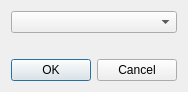
First picture: the form in src/spriteeditwindow.ui, repository devinacker/kale, before the edit.
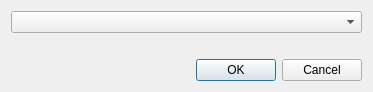
Second picture: the form after the edit. Icons and pictures are not drawn.

Commit message: adjust sprite edit window sizing

```diff
--- a/src/spriteeditwindow.ui
+++ b/src/spriteeditwindow.ui
@@ -6,16 +6,28 @@
    <rect>
     <x>0</x>
     <y>0</y>
-    <width>215</width>
+    <width>369</width>
     <height>86</height>
    </rect>
   </property>
   <property name="sizePolicy">
-   <sizepolicy hsizetype="MinimumExpanding" vsizetype="Fixed">
+   <sizepolicy hsizetype="Fixed" vsizetype="Preferred">
     <horstretch>0</horstretch>
     <verstretch>0</verstretch>
    </sizepolicy>
   </property>
+  <property name="minimumSize">
+   <size>
+    <width>0</width>
+    <height>0</height>
+   </size>
+  </property>
+  <property name="maximumSize">
+   <size>
+    <width>16777215</width>
+    <height>16777215</height>
+   </size>
+  </property>
   <property name="windowTitle">
    <string>Edit Sprite</string>
   </property>
@@ -38,16 +50,41 @@
     </widget>
    </item>
    <item row="0" column="0">
-    <widget class="QComboBox" name="comboBox"/>
+    <widget class="QComboBox" name="comboBox">
+     <property name="minimumSize">
+      <size>
+       <width>351</width>
+       <height>0</height>
+      </size>
+     </property>
+     <property name="maximumSize">
+      <size>
+       <width>16777215</width>
+       <height>16777215</height>
+      </size>
+     </property>
+    </widget>
    </item>
    <item row="1" column="0">
     <widget class="QLabel" name="label">
      <property name="sizePolicy">
-      <sizepolicy hsizetype="Preferred" vsizetype="MinimumExpanding">
+      <sizepolicy hsizetype="Fixed" vsizetype="Preferred">
        <horstretch>0</horstretch>
        <verstretch>0</verstretch>
       </sizepolicy>
      </property>
+     <property name="minimumSize">
+      <size>
+       <width>351</width>
+       <height>0</height>
+      </size>
+     </property>
+     <property name="maximumSize">
+      <size>
+       <width>351</width>
+       <height>16777215</height>
+      </size>
+     </property>
      <property name="text">
       <string/>
      </property>
```
